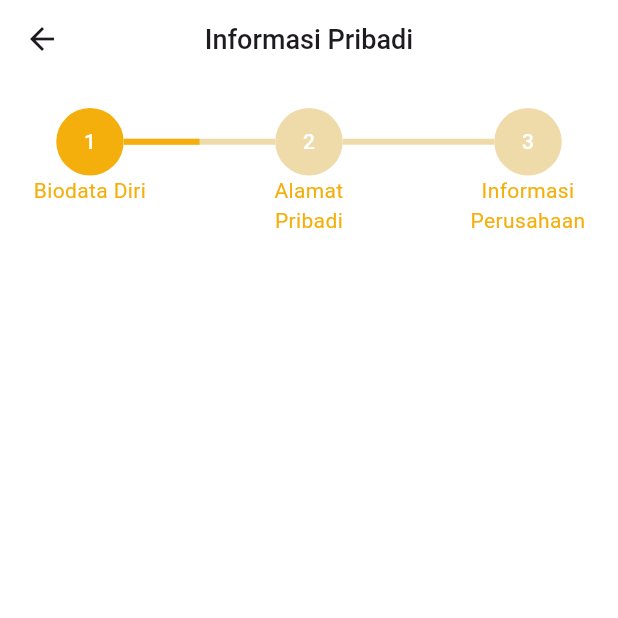
After one commit to fauzipadlaw/payuung_clone, a Flutter app: the ProfilePage screen opened directly, after a tap on "Informasi Pribadi", on a phone screen of 412 x 824 dp, the top half of it. The commit adds this screen. Run offline on Flutter 3.47's test engine with Material 3 defaults, Android fonts, the phone set to English and light mode, and no system bars; our stand-ins replace flutter_svg; missing offline and left inert: text_marquee.

Commit message:
add: personal info milestone UI

```diff
--- /dev/null
+++ b/lib/presentation/personal_info/components/circle_step.dart
@@ -0,0 +1,49 @@
+import 'package:flutter/material.dart';
+import 'package:payuung_clone/utils/colors.dart';
+
+class CircleStep extends StatelessWidget {
+  final bool isActive;
+  final String step;
+  final String label;
+  const CircleStep({
+    super.key,
+    required this.isActive,
+    required this.step,
+    required this.label,
+  });
+
+  @override
+  Widget build(BuildContext context) {
+    return Column(
+      crossAxisAlignment: CrossAxisAlignment.center,
+      children: [
+        Container(
+          height: 45,
+          width: 45,
+          decoration: BoxDecoration(
+            color: isActive ? AppColors.yellow : AppColors.yellowLight,
+            borderRadius: BorderRadius.circular(100),
+          ),
+          alignment: Alignment.center,
+          child: Text(
+            step,
+            style: const TextStyle(
+              color: Colors.white,
+              fontWeight: FontWeight.w500,
+            ),
+          ),
+        ),
+        SizedBox(
+          width: 80,
+          child: Text(
+            label,
+            textAlign: TextAlign.center,
+            style: const TextStyle(
+              color: AppColors.yellow,
+            ),
+          ),
+        )
+      ],
+    );
+  }
+}
--- /dev/null
+++ b/lib/presentation/personal_info/components/personal_info_appbar.dart
@@ -0,0 +1,21 @@
+import 'package:flutter/material.dart';
+
+class PersonalInfoAppbar extends StatelessWidget {
+  const PersonalInfoAppbar({super.key});
+
+  @override
+  Widget build(BuildContext context) {
+    return AppBar(
+      backgroundColor: Colors.white,
+      scrolledUnderElevation: 0.0,
+      title: const Text(
+        'Informasi Pribadi',
+        style: TextStyle(
+          fontWeight: FontWeight.w500,
+          fontSize: 18,
+        ),
+      ),
+      centerTitle: true,
+    );
+  }
+}
--- /dev/null
+++ b/lib/presentation/personal_info/personal_info_page.dart
@@ -0,0 +1,92 @@
+import 'package:flutter/material.dart';
+import 'package:payuung_clone/presentation/personal_info/components/personal_info_appbar.dart';
+import 'package:payuung_clone/utils/colors.dart';
+
+import 'components/circle_step.dart';
+
+class PersonalInfoPage extends StatefulWidget {
+  const PersonalInfoPage({super.key});
+
+  @override
+  State<PersonalInfoPage> createState() => _PersonalInfoPageState();
+}
+
+class _PersonalInfoPageState extends State<PersonalInfoPage> {
+  int _step = 1;
+
+  @override
+  Widget build(BuildContext context) {
+    final size = MediaQuery.of(context).size;
+
+    return Scaffold(
+      backgroundColor: Colors.white,
+      appBar: const PreferredSize(
+        preferredSize: Size.fromHeight(52),
+        child: PersonalInfoAppbar(),
+      ),
+      body: Column(
+        mainAxisAlignment: MainAxisAlignment.start,
+        crossAxisAlignment: CrossAxisAlignment.start,
+        children: [
+          Padding(
+            padding: const EdgeInsets.symmetric(
+              horizontal: 20,
+              vertical: 20,
+            ),
+            child: Stack(
+              children: [
+                Row(
+                  mainAxisAlignment: MainAxisAlignment.spaceBetween,
+                  crossAxisAlignment: CrossAxisAlignment.start,
+                  children: [
+                    CircleStep(
+                      isActive: _step >= 1,
+                      step: '1',
+                      label: 'Biodata Diri',
+                    ),
+                    CircleStep(
+                      isActive: _step >= 2,
+                      step: '2',
+                      label: 'Alamat Pribadi',
+                    ),
+                    CircleStep(
+                      isActive: _step >= 3,
+                      step: '3',
+                      label: 'Informasi Perusahaan',
+                    ),
+                  ],
+                ),
+                Positioned(
+                  left: 62.5,
+                  child: Container(
+                    width: (size.width - 210) / 2,
+                    height: 45,
+                    alignment: Alignment.center,
+                    child: LinearProgressIndicator(
+                      value: _step > 1 ? 1 : 1 / 2,
+                      backgroundColor: AppColors.yellowLight,
+                      color: AppColors.yellow,
+                    ),
+                  ),
+                ),
+                Positioned(
+                  right: 62.5,
+                  child: Container(
+                    width: (size.width - 210) / 2,
+                    height: 45,
+                    alignment: Alignment.center,
+                    child: LinearProgressIndicator(
+                      value: _step < 2 ? 0 : (_step > 2 ? 1 : 1 / 2),
+                      backgroundColor: AppColors.yellowLight,
+                      color: AppColors.yellow,
+                    ),
+                  ),
+                ),
+              ],
+            ),
+          ),
+        ],
+      ),
+    );
+  }
+}
--- a/lib/presentation/profile/profile_page.dart
+++ b/lib/presentation/profile/profile_page.dart
@@ -1,4 +1,5 @@
 import 'package:flutter/material.dart';
+import 'package:payuung_clone/presentation/personal_info/personal_info_page.dart';
 import 'package:payuung_clone/presentation/profile/components/profile_appbar.dart';
 import 'package:payuung_clone/presentation/profile/components/profile_row.dart';
 import 'package:payuung_clone/utils/colors.dart';
@@ -90,8 +91,17 @@ class ProfilePage extends StatelessWidget {
             const SizedBox(
               height: 30,
             ),
-            const ProfileRow(
-                icon: Icon(Icons.person_outline), label: 'Informasi Pribadi'),
+            ProfileRow(
+              icon: const Icon(Icons.person_outline),
+              label: 'Informasi Pribadi',
+              onTap: () {
+                Navigator.push(
+                  context,
+                  MaterialPageRoute(
+                      builder: (context) => const PersonalInfoPage()),
+                );
+              },
+            ),
             const ProfileRow(
                 icon: Icon(Icons.document_scanner_outlined),
                 label: 'Syarat & Ketentuan'),
--- a/lib/utils/colors.dart
+++ b/lib/utils/colors.dart
@@ -2,4 +2,5 @@ import 'package:flutter/material.dart';
 
 class AppColors {
   static const Color yellow = Color(0xfff5af0c);
+  static const Color yellowLight = Color.fromARGB(255, 239, 218, 169);
 }
```
